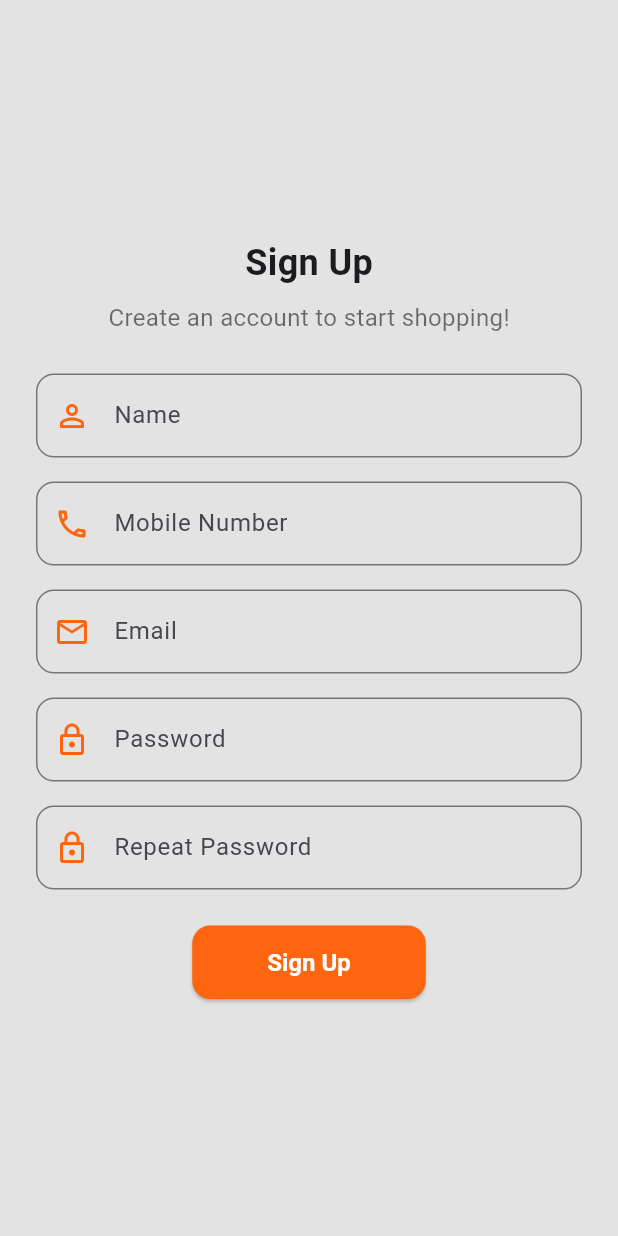
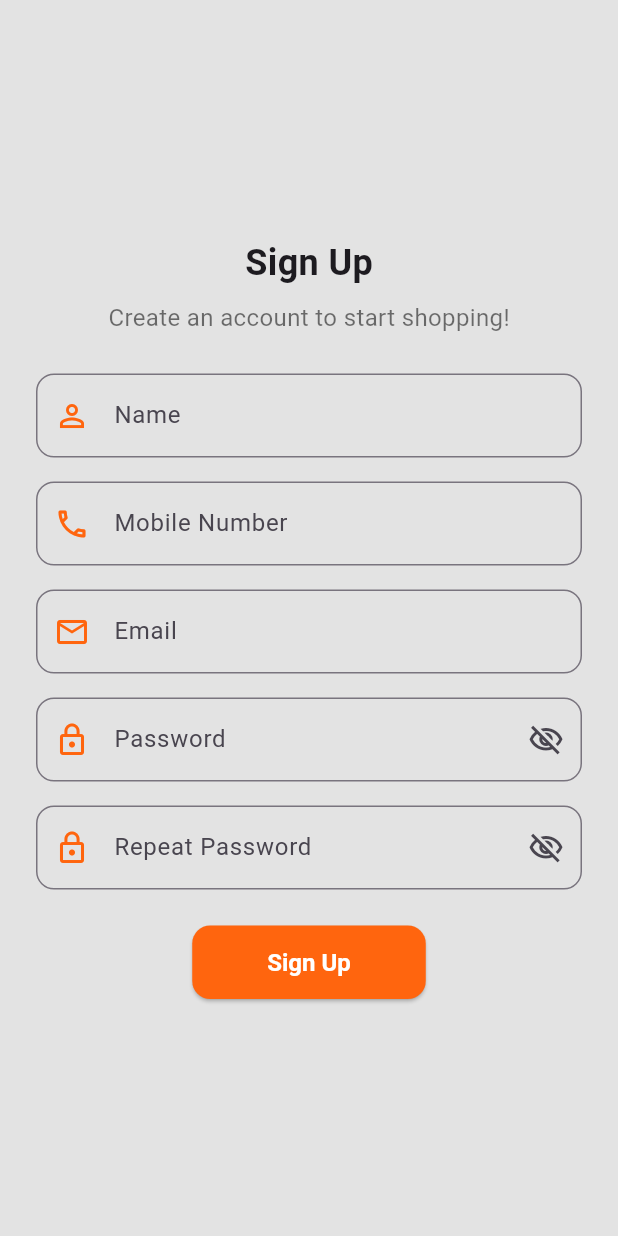
Before and after one commit to cybersleuth0/FlutterEcom, a Flutter app: the screen it shows after launch, on a phone screen of 412 x 824 dp. Run offline on Flutter 3.47's test engine with Material 3 defaults, Android fonts, the light colour scheme and no system bars; our stand-ins replace flutter_bloc.

Commit message:
feat: Implement Signup Page with BLoC and Validation
This commit introduces a new Signup Page with form validation and integrates it with a BLoC pattern for handling registration logic.

Key changes:
- Created `Signup_page.dart` under `lib/UI/Signup/` with a form for user registration including fields for name, mobile number, email, password, and confirm password.
- Implemented input validation for all fields.
- Added password visibility toggle for password and confirm password fields.
- Created `signup_Bloc.dart`, `signup_Event.dart`, and `signup_State.dart` under `lib/UI/Signup/Bloc/` to manage the signup process.
- `Signup_Bloc` handles the `Register_Event` to call the `UserRepo` for user registration and emits appropriate states (Loading, Success, Failure).
- Integrated `BlocListener` in `SignupPage` to show loading indicators, success messages with navigation to `ROUTE_HOMEPAGE`, and error messages using `SnackBar`.
- Updated `main.dart` to include `Signup_Bloc` in `MultiBlocProvider`.
- Moved `Signup_page.dart` from `lib/UI/Auth/` to `lib/UI/Signup/` and updated import paths in `AppConstant.dart`.
- Added a `SizedBox` for spacing in `homepage.dart`.

```diff
--- a/lib/UI/Auth/Signup_page.dart
+++ /dev/null
@@ -1,140 +0,0 @@
-import 'package:flutter/material.dart';
-import 'package:flutter_ecom/utils/constants/AppConstant.dart';
-
-class SignupPage extends StatefulWidget {
-  const SignupPage({super.key});
-
-  @override
-  State<SignupPage> createState() => _SignupPageState();
-}
-
-class _SignupPageState extends State<SignupPage> {
-  final TextEditingController _nameCtrl = TextEditingController();
-  final TextEditingController _mobileNumberCtrl = TextEditingController();
-  final TextEditingController _emailCtrl = TextEditingController();
-  final TextEditingController _passwordCtrl = TextEditingController();
-  final TextEditingController _confirmPasswordCtrl = TextEditingController();
-
-  @override
-  Widget build(BuildContext context) {
-    return Scaffold(
-      backgroundColor: const Color(0xffe3e3e3),
-      body: Padding(
-        padding: const EdgeInsets.all(24.0),
-        child: Column(
-          mainAxisAlignment: MainAxisAlignment.center,
-          children: [
-            const Text(
-              'Sign Up',
-              style: TextStyle(fontSize: 24, fontWeight: FontWeight.bold),
-            ),
-            const SizedBox(height: 8.0),
-            const Text(
-              'Create an account to start shopping!',
-              style: TextStyle(fontSize: 16, color: Colors.black54),
-            ),
-            const SizedBox(height: 26.0),
-            TextFormField(
-              controller: _nameCtrl,
-              decoration: InputDecoration(
-                labelText: 'Name',
-                prefixIcon: Icon(
-                  Icons.person_outline,
-                  color: Color(0xffff650e),
-                ),
-                border: OutlineInputBorder(
-                  borderSide: BorderSide(color: Color(0xffff650e)),
-                  borderRadius: BorderRadius.circular(12.0),
-                ),
-              ),
-            ),
-            const SizedBox(height: 16.0),
-            TextFormField(
-              controller: _mobileNumberCtrl,
-              decoration: InputDecoration(
-                labelText: 'Mobile Number',
-                prefixIcon: Icon(
-                  Icons.phone_outlined,
-                  color: Color(0xffff650e),
-                ),
-                border: OutlineInputBorder(
-                  borderSide: BorderSide(color: Color(0xffff650e)),
-                  borderRadius: BorderRadius.circular(12.0),
-                ),
-              ),
-            ),
-            const SizedBox(height: 16.0),
-            TextFormField(
-              controller: _emailCtrl,
-              decoration: InputDecoration(
-                labelText: 'Email',
-                prefixIcon: Icon(
-                  Icons.email_outlined,
-                  color: Color(0xffff650e),
-                ),
-                border: OutlineInputBorder(
-                  borderSide: BorderSide(color: Color(0xffff650e)),
-                  borderRadius: BorderRadius.circular(12.0),
-                ),
-              ),
-            ),
-            const SizedBox(height: 16.0),
-            TextFormField(
-              controller: _passwordCtrl,
-              decoration: InputDecoration(
-                labelText: 'Password',
-                prefixIcon: Icon(Icons.lock_outline, color: Color(0xffff650e)),
-                border: OutlineInputBorder(
-                  borderSide: BorderSide(color: Color(0xffff650e)),
-
-                  borderRadius: BorderRadius.circular(12.0),
-                ),
-              ),
-              obscureText: true,
-            ),
-            const SizedBox(height: 16.0),
-            TextFormField(
-              controller: _confirmPasswordCtrl,
-              decoration: InputDecoration(
-                labelText: 'Repeat Password',
-                prefixIcon: Icon(Icons.lock_outline, color: Color(0xffff650e)),
-
-                border: OutlineInputBorder(
-                  borderSide: BorderSide(color: Color(0xffff650e)),
-
-                  borderRadius: BorderRadius.circular(12.0),
-                ),
-              ),
-              obscureText: true,
-            ),
-            const SizedBox(height: 24.0),
-            ElevatedButton(
-              onPressed: () {
-                Navigator.pushReplacementNamed(
-                    context, AppRoutes.ROUTE_HOMEPAGE);
-              },
-              style: ElevatedButton.styleFrom(
-                backgroundColor: const Color(0xffff650e),
-                padding: const EdgeInsets.symmetric(
-                  horizontal: 50,
-                  vertical: 15,
-                ),
-                textStyle: const TextStyle(
-                  fontSize: 16,
-                  fontWeight: FontWeight.bold,
-                ),
-                shape: RoundedRectangleBorder(
-                  borderRadius: BorderRadius.circular(12.0),
-                ),
-              ),
-              child: const Text(
-                'Sign Up',
-                style: TextStyle(color: Colors.white),
-              ),
-            ),
-          ],
-        ),
-      ),
-    );
-  }
-}
--- /dev/null
+++ b/lib/UI/Signup/Bloc/signup_Event.dart
@@ -0,0 +1,7 @@
+abstract class Signup_Event {}
+
+class Register_Event extends Signup_Event {
+  Map<String, dynamic> bodyParams;
+
+  Register_Event({required this.bodyParams});
+}
--- /dev/null
+++ b/lib/UI/Signup/Bloc/signup_State.dart
@@ -0,0 +1,13 @@
+abstract class Signup_State {}
+
+class SignupInitialState extends Signup_State {}
+
+class SignupLoadingState extends Signup_State {}
+
+class SignupSuccessState extends Signup_State {}
+
+class SignupFailureState extends Signup_State {
+  String errorMsg;
+
+  SignupFailureState({required this.errorMsg});
+}
--- /dev/null
+++ b/lib/UI/Signup/Signup_page.dart
@@ -0,0 +1,303 @@
+import 'package:flutter/material.dart';
+import 'package:flutter_bloc/flutter_bloc.dart';
+import 'package:flutter_ecom/UI/Signup/Bloc/signup_Bloc.dart';
+import 'package:flutter_ecom/UI/Signup/Bloc/signup_Event.dart';
+import 'package:flutter_ecom/UI/Signup/Bloc/signup_State.dart';
+import 'package:flutter_ecom/utils/constants/AppConstant.dart';
+
+class SignupPage extends StatefulWidget {
+  const SignupPage({super.key});
+
+  @override
+  State<SignupPage> createState() => _SignupPageState();
+}
+
+class _SignupPageState extends State<SignupPage> {
+  final TextEditingController _nameCtrl = TextEditingController();
+  final TextEditingController _mobileNumberCtrl = TextEditingController();
+  final TextEditingController _emailCtrl = TextEditingController();
+  final TextEditingController _passwordCtrl = TextEditingController();
+  final TextEditingController _confirmPasswordCtrl = TextEditingController();
+  final _formKey = GlobalKey<FormState>();
+
+  bool isLoading = false;
+  bool isPasswordVisible = false;
+  bool isConfirmPasswordVisible = false;
+
+  @override
+  void dispose() {
+    super.dispose();
+    _nameCtrl.dispose();
+    _mobileNumberCtrl.dispose();
+    _emailCtrl.dispose();
+    _passwordCtrl.dispose();
+    _confirmPasswordCtrl.dispose();
+  }
+
+  @override
+  Widget build(BuildContext context) {
+    return Form(
+      key: _formKey,
+      child: Scaffold(
+        backgroundColor: const Color(0xffe3e3e3),
+        body: Padding(
+          padding: const EdgeInsets.all(24.0),
+          child: Column(
+            mainAxisAlignment: MainAxisAlignment.center,
+            children: [
+              const Text(
+                'Sign Up',
+                style: TextStyle(fontSize: 24, fontWeight: FontWeight.bold),
+              ),
+              const SizedBox(height: 8.0),
+              const Text(
+                'Create an account to start shopping!',
+                style: TextStyle(fontSize: 16, color: Colors.black54),
+              ),
+              const SizedBox(height: 26.0),
+              //Name
+              TextFormField(
+                validator: (value) {
+                  if (value == null || value.isEmpty) {
+                    return 'Please enter your name';
+                  }
+                  return null;
+                },
+                controller: _nameCtrl,
+                decoration: InputDecoration(
+                  labelText: 'Name',
+                  prefixIcon: Icon(
+                    Icons.person_outline,
+                    color: Color(0xffff650e),
+                  ),
+                  border: OutlineInputBorder(
+                    borderSide: BorderSide(color: Color(0xffff650e)),
+                    borderRadius: BorderRadius.circular(12.0),
+                  ),
+                ),
+                textInputAction: TextInputAction.next,
+              ),
+              const SizedBox(height: 16.0),
+              //Mobile
+              TextFormField(
+                validator: (value) {
+                  if (value == null || value.isEmpty) {
+                    return 'Please enter your Mobile Number';
+                  }
+                  if (value.length != 10) {
+                    return 'Mobile Number must be 10 digits';
+                  }
+                  return null;
+                },
+                controller: _mobileNumberCtrl,
+                decoration: InputDecoration(
+                  labelText: 'Mobile Number',
+                  prefixIcon: Icon(
+                    Icons.phone_outlined,
+                    color: Color(0xffff650e),
+                  ),
+                  border: OutlineInputBorder(
+                    borderSide: BorderSide(color: Color(0xffff650e)),
+                    borderRadius: BorderRadius.circular(12.0),
+                  ),
+                ),
+                textInputAction: TextInputAction.next,
+                keyboardType: TextInputType.phone,
+              ),
+              const SizedBox(height: 16.0),
+              //email
+              TextFormField(
+                validator: (value) {
+                  if (value == null || value.isEmpty) {
+                    return 'Please enter your email';
+                  }
+                  if (!RegExp(r'^[^@]+@[^@]+\.[^@]+').hasMatch(value)) {
+                    return 'Please enter a valid email address';
+                  }
+                  return null;
+                },
+                controller: _emailCtrl,
+                decoration: InputDecoration(
+                  labelText: 'Email',
+                  prefixIcon: Icon(
+                    Icons.email_outlined,
+                    color: Color(0xffff650e),
+                  ),
+                  border: OutlineInputBorder(
+                    borderSide: BorderSide(color: Color(0xffff650e)),
+                    borderRadius: BorderRadius.circular(12.0),
+                  ),
+                ),
+                textInputAction: TextInputAction.next,
+                keyboardType: TextInputType.emailAddress,
+              ),
+              const SizedBox(height: 16.0),
+              //password
+              TextFormField(
+                validator: (value) {
+                  if (value == null || value.isEmpty) {
+                    return 'Please enter a password';
+                  }
+                  if (value.length < 8) {
+                    return 'Password must be at least 8 characters long';
+                  }
+                  if (!RegExp(
+                    r'^(?=.*?[A-Z])(?=.*?[a-z])(?=.*?[0-9])(?=.*?[!@#\$&*~]).{8,}$',
+                  ).hasMatch(value)) {
+                    return """Password must include:
+                            - 1 Upper case
+                            - 1 lowercase
+                            - 1 Numeric Number
+                            - 1 Special Character""";
+                  }
+                  return null;
+                },
+                controller: _passwordCtrl,
+                decoration: InputDecoration(
+                  labelText: 'Password',
+                  prefixIcon: Icon(
+                    Icons.lock_outline,
+                    color: Color(0xffff650e),
+                  ),
+                  suffixIcon: InkWell(
+                    onTap: () {
+                      setState(() {
+                        isPasswordVisible = !isPasswordVisible;
+                      });
+                    },
+                    child: isPasswordVisible
+                        ? const Icon(Icons.visibility_outlined)
+                        : const Icon(Icons.visibility_off_outlined),
+                  ),
+                  border: OutlineInputBorder(
+                    borderSide: BorderSide(color: Color(0xffff650e)),
+                    borderRadius: BorderRadius.circular(12.0),
+                  ),
+                ),
+                obscureText: !isPasswordVisible,
+                textInputAction: TextInputAction.next,
+              ),
+              const SizedBox(height: 16.0),
+              //confirm password
+              TextFormField(
+                validator: (value) {
+                  if (value == null || value.isEmpty) {
+                    return 'Please confirm your password';
+                  }
+                  if (value != _passwordCtrl.text) {
+                    return 'Passwords do not match';
+                  }
+                  return null;
+                },
+                controller: _confirmPasswordCtrl,
+                decoration: InputDecoration(
+                  labelText: 'Repeat Password',
+                  prefixIcon: Icon(
+                    Icons.lock_outline,
+                    color: Color(0xffff650e),
+                  ),
+                  border: OutlineInputBorder(
+                    borderSide: BorderSide(color: Color(0xffff650e)),
+
+                    borderRadius: BorderRadius.circular(12.0),
+                  ),
+                  suffixIcon: InkWell(
+                    onTap: () {
+                      setState(() {
+                        isConfirmPasswordVisible = !isConfirmPasswordVisible;
+                      });
+                    },
+                    child: isConfirmPasswordVisible
+                        ? const Icon(Icons.visibility_outlined)
+                        : const Icon(Icons.visibility_off_outlined),
+                  ),
+                ),
+                obscureText: !isConfirmPasswordVisible,
+                textInputAction: TextInputAction.done,
+              ),
+              const SizedBox(height: 24.0),
+              BlocListener<Signup_Bloc, Signup_State>(
+                listener: (context, state) {
+                  if (state is SignupLoadingState) {
+                    setState(() {
+                      isLoading = true;
+                    });
+                  }
+                  if (state is SignupSuccessState) {
+                    setState(() {
+                      isLoading = false;
+                    });
+                    //Navigator.pop(context);
+                    Navigator.pushReplacementNamed(
+                      context,
+                      AppRoutes.ROUTE_HOMEPAGE,
+                    );
+                    ScaffoldMessenger.of(context).showSnackBar(
+                        SnackBar(
+                          content: Text("Sign Up Successful",
+                            style: TextStyle(color: Colors.white),),
+                          backgroundColor: Colors.green,
+                          behavior: SnackBarBehavior.floating,
+                          shape: RoundedRectangleBorder(
+                            borderRadius: BorderRadius.circular(20),
+                          ),
+                          margin: EdgeInsets.all(10),));
+                  }
+                  if (state is SignupFailureState) {
+                    ScaffoldMessenger.of(context).showSnackBar(SnackBar(
+                      content: Text(
+                        state.errorMsg,
+                        style: TextStyle(color: Colors.white),
+                      ),
+                      backgroundColor: Colors.redAccent,
+                      behavior: SnackBarBehavior.floating,
+                      shape: RoundedRectangleBorder(
+                        borderRadius: BorderRadius.circular(20),
+                      ),
+                      margin: EdgeInsets.all(10),
+                    ));
+                  }
+                },
+                child: ElevatedButton(
+                  onPressed: () {
+                    if (_formKey.currentState!.validate()) {
+                      Map<String, dynamic> mParams = {
+                        "name": _nameCtrl.text.trim(),
+                        "mobile_number": _mobileNumberCtrl.text.trim(),
+                        "email": _emailCtrl.text.trim(),
+                        "password": _passwordCtrl.text.trim(),
+                      };
+                      context.read<Signup_Bloc>().add(
+                        Register_Event(bodyParams: mParams),
+                      );
+                    }
+                  },
+                  style: ElevatedButton.styleFrom(
+                    backgroundColor: const Color(0xffff650e),
+                    padding: const EdgeInsets.symmetric(
+                      horizontal: 50,
+                      vertical: 15,
+                    ),
+                    textStyle: const TextStyle(
+                      fontSize: 16,
+                      fontWeight: FontWeight.bold,
+                    ),
+                    shape: RoundedRectangleBorder(
+                      borderRadius: BorderRadius.circular(12.0),
+                    ),
+                  ),
+                  child: isLoading
+                      ? const Center(child: CircularProgressIndicator())
+                      : const Text(
+                    'Sign Up',
+                    style: TextStyle(color: Colors.white),
+                  ),
+                ),
+              ),
+            ],
+          ),
+        ),
+      ),
+    );
+  }
+}
--- a/lib/UI/ecom/homepage.dart
+++ b/lib/UI/ecom/homepage.dart
@@ -316,6 +316,7 @@ class _HomepageState extends State<Homepage> {
                   );
                 },
               ),
+              const SizedBox(height: 16.0),
             ],
           ),
         ),
--- a/lib/utils/constants/AppConstant.dart
+++ b/lib/utils/constants/AppConstant.dart
@@ -1,6 +1,6 @@
 import 'package:flutter/cupertino.dart';
-import 'package:flutter_ecom/UI/Auth/Signup_page.dart';
 
+import '../../UI/Signup/Signup_page.dart';
 import '../../UI/ecom/cartPage.dart';
 import '../../UI/ecom/homepage.dart';
 import '../../UI/ecom/productDetails.dart';
```
Also changed, not shown: lib/UI/Signup/Bloc/signup_Bloc.dart (added, +25 -0 lines), lib/main.dart (+14 -4 lines).
